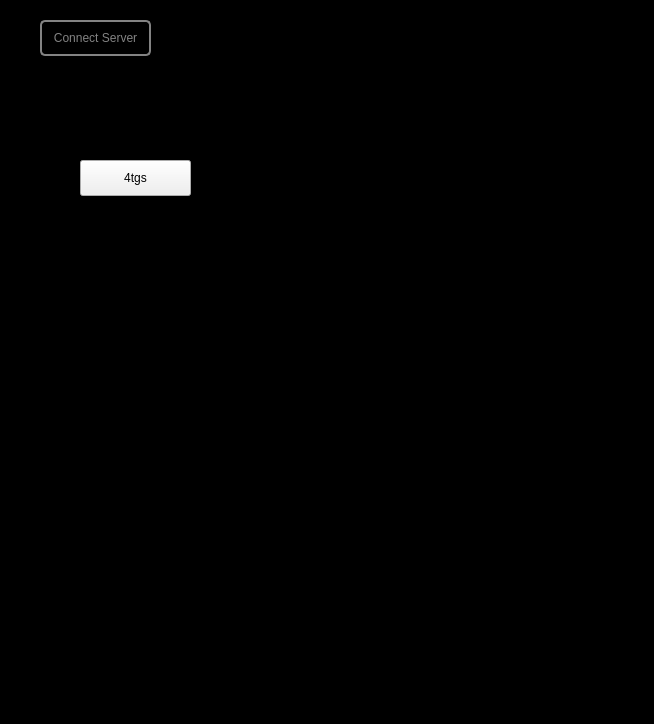
The window that DEMONS GUI/MainWindow.ui (zxiazxia/LabRAD-Device-Electrical_Measurement-ONline_Software) describes before a commit, drawn with Qt 5.
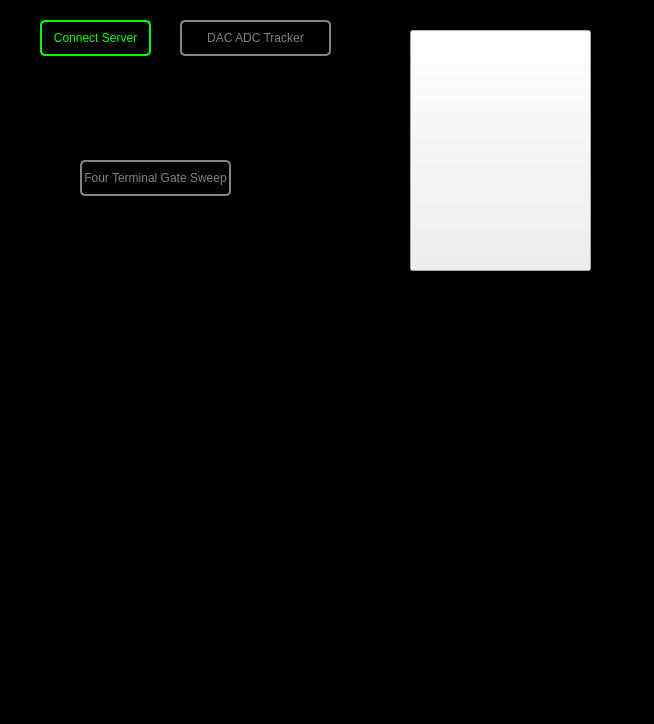
The same window after the commit. Icons and pictures are not drawn.

```diff
--- a/DEMONS GUI/MainWindow.ui
+++ b/DEMONS GUI/MainWindow.ui
@@ -44,9 +44,9 @@
 }
 
 QPushButton#pushButton_LabRADConnect{
-color: rgb(131,131,131);
+color: rgb(0,255,0);
 background-color:rgb(0,0,0);
-border: 2px solid  rgb(131,131,131);
+border: 2px solid rgb(0,255,0);
 border-radius: 5px
 }</string>
     </property>
@@ -59,7 +59,7 @@
      <rect>
       <x>80</x>
       <y>160</y>
-      <width>111</width>
+      <width>151</width>
       <height>36</height>
      </rect>
     </property>
@@ -77,7 +77,7 @@
 border-radius: 5px
 }
 
-QPushButton#pushButton_LabRADConnect{
+QPushButton#pushButton_FourTerminalGateSweep{
 color: rgb(131,131,131);
 background-color:rgb(0,0,0);
 border: 2px solid  rgb(131,131,131);
@@ -85,7 +85,59 @@
 }</string>
     </property>
     <property name="text">
-     <string>4tgs</string>
+     <string>Four Terminal Gate Sweep</string>
+    </property>
+   </widget>
+   <widget class="QPushButton" name="pushButton_Logo">
+    <property name="geometry">
+     <rect>
+      <x>410</x>
+      <y>30</y>
+      <width>181</width>
+      <height>241</height>
+     </rect>
+    </property>
+    <property name="styleSheet">
+     <string notr="true">#pushButton_Logo{
+image:url(:/Pictures/Pictures/DemonPicture.png);
+background: black;\n}</string>
+    </property>
+    <property name="text">
+     <string/>
+    </property>
+   </widget>
+   <widget class="QPushButton" name="pushButton_DACADC_Tracker">
+    <property name="geometry">
+     <rect>
+      <x>180</x>
+      <y>20</y>
+      <width>151</width>
+      <height>36</height>
+     </rect>
+    </property>
+    <property name="sizePolicy">
+     <sizepolicy hsizetype="Preferred" vsizetype="Preferred">
+      <horstretch>0</horstretch>
+      <verstretch>0</verstretch>
+     </sizepolicy>
+    </property>
+    <property name="styleSheet">
+     <string notr="true">QPushButton:pressed#pushButton_DACADC_Tracker{
+color: rgb(0,0,0);
+background-color:rgb(131,131,131);
+border: 1px solid rgb(0,0,0);
+border-radius: 5px
+}
+
+QPushButton#pushButton_DACADC_Tracker{
+color: rgb(131,131,131);
+background-color:rgb(0,0,0);
+border: 2px solid  rgb(131,131,131);
+border-radius: 5px
+}</string>
+    </property>
+    <property name="text">
+     <string>DAC ADC Tracker</string>
     </property>
    </widget>
   </widget>
```
Left out of the diff: 14 changed lines with no effect on the pictures.
